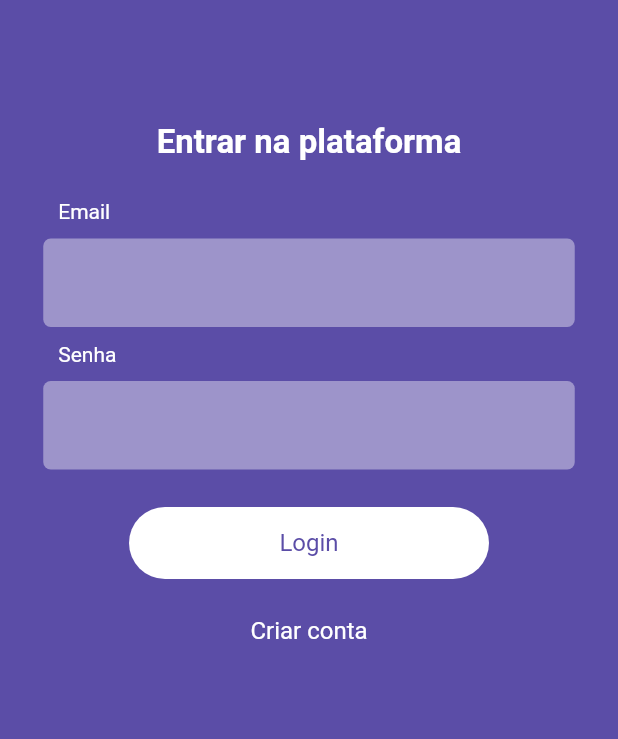
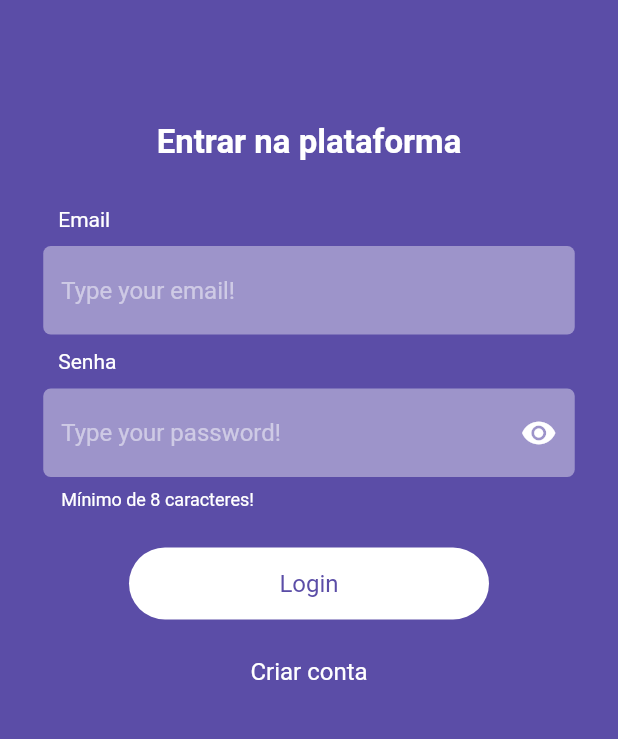
Before and after one commit to Alexsandro-97/xtintas_app, a Flutter app: the screen it shows after launch, on a phone screen of 412 x 824 dp, the part 258-997 px from its top. Run offline on Flutter 3.47's test engine with Material 2 defaults, Android fonts, the light colour scheme and no system bars; our stand-ins replace dio, flutter_mobx, flutter_svg, mobx, shared_preferences; generated files the repository leaves out were written again.

Commit message:
finished validate formField and loginScreen

```diff
--- a/lib/view/screens/sign_in_screen.dart
+++ b/lib/view/screens/sign_in_screen.dart
@@ -1,12 +1,14 @@
 import 'package:flutter/material.dart';
+import 'package:flutter/services.dart';
 import 'package:flutter_svg/flutter_svg.dart';
-import '/view/screens/home_screen.dart';
-import '../widgets/rounded_button_widget.dart';
+import 'package:xtintas_app/utils/validators/form_validators.dart';
+
 import '/controller/stores/user_store.dart';
 import '/view/screens/sign_up_screen.dart';
-
 import '../../utils/colors/app_colors.dart';
+import '../widgets/input_decoration_widget.dart';
 import '../widgets/label_widget.dart';
+import '../widgets/rounded_button_widget.dart';
 
 class SignInScreen extends StatefulWidget {
   const SignInScreen({Key? key}) : super(key: key);
@@ -16,17 +18,19 @@ class SignInScreen extends StatefulWidget {
 }
 
 class _SignInScreenState extends State<SignInScreen> {
-  TextEditingController controllerEmail = TextEditingController();
-  TextEditingController controllerPassword = TextEditingController();
+  final TextEditingController _controllerEmail = TextEditingController();
+  final TextEditingController _controllerPassword = TextEditingController();
   UserStore userStore = UserStore();
   final _key = GlobalKey<FormState>();
 
   @override
   void dispose() {
-    controllerEmail.dispose();
-    controllerPassword.dispose();
+    _controllerEmail.dispose();
+    _controllerPassword.dispose();
     super.dispose();
   }
+
+  bool isObscure = true;
 
   @override
   Widget build(BuildContext context) {
@@ -35,7 +39,12 @@ class _SignInScreenState extends State<SignInScreen> {
       backgroundColor: AppColors.backgroundSignInColor,
       body: Stack(
         children: [
-          SingleChildScrollView(
+          Container(),
+          Form(
+            key: _key,
+            child: GestureDetector(
+              onTap: FocusScope.of(context).unfocus,
+              child: SingleChildScrollView(
                 child: Padding(
                   padding: EdgeInsets.symmetric(
                     horizontal: size.width * 0.07,
@@ -67,14 +76,48 @@ class _SignInScreenState extends State<SignInScreen> {
                         ),
                         textAlign: TextAlign.center,
                       ),
-                  const SizedBox(height: 15),
+                      const SizedBox(height: 20),
                       const LabelInput('Email'),
                       TextFormField(
-                    decoration: inputCustomDecoration(),
+                        decoration: InputDecorationCustom.customDecoration(
+                          placeHolder: 'Type your email!',
+                        ),
+                        controller: _controllerEmail,
+                        textInputAction: TextInputAction.next,
+                        keyboardType: TextInputType.emailAddress,
+                        validator: Validators.emailValidator,
+                        autovalidateMode: AutovalidateMode.onUserInteraction,
+                        cursorColor: AppColors.cursorColor,
                       ),
                       const LabelInput('Senha'),
                       TextFormField(
-                    decoration: inputCustomDecoration(),
+                        decoration: InputDecorationCustom.customDecoration(
+                          placeHolder: 'Type your password!',
+                        ).copyWith(
+                          helperText: 'Mínimo de 8 caracteres!',
+                          helperStyle: const TextStyle(color: Colors.white),
+                          suffixIcon: IconButton(
+                            onPressed: () {
+                              setState(() {
+                                isObscure = !isObscure;
+                              });
+                            },
+                            icon: Icon(
+                              isObscure
+                                  ? Icons.visibility
+                                  : Icons.visibility_off,
+                              color: Colors.white,
+                            ),
+                          ),
+                        ),
+                        controller: _controllerPassword,
+                        textInputAction: TextInputAction.next,
+                        keyboardType: TextInputType.text,
+                        obscureText: isObscure,
+                        validator: Validators.passwordValidator,
+                        autovalidateMode: AutovalidateMode.onUserInteraction,
+                        cursorColor: AppColors.cursorColor,
+                        inputFormatters: [LengthLimitingTextInputFormatter(16)],
                       ),
                       const SizedBox(height: 25),
                       RoundedButton(
@@ -87,9 +130,23 @@ class _SignInScreenState extends State<SignInScreen> {
                             fontSize: 16,
                           ),
                         ),
-                    onTapButton: () {
-                      Navigator.of(context).push(MaterialPageRoute(
-                          builder: (context) => const HomeScreen()));
+                        onTapButton: () async {
+                          final formState = Form.of(context);
+                          if (formState != null && formState.validate()) {
+                            bool hasLogin = userStore.signIn();
+                            print(hasLogin);
+                            if (hasLogin) {
+                              Navigator.of(context).pushNamedAndRemoveUntil(
+                                  '/homeScreen', (route) => false);
+                            } else {
+                              _controllerPassword.clear();
+                              ScaffoldMessenger.of(context).showSnackBar(
+                                const SnackBar(
+                                  content: Text('Email ou senha incorretos!'),
+                                ),
+                              );
+                            }
+                          }
                         },
                       ),
                       const SizedBox(height: 25),
@@ -112,19 +169,10 @@ class _SignInScreenState extends State<SignInScreen> {
                   ),
                 ),
               ),
+            ),
+          ),
         ],
       ),
     );
   }
-
-  InputDecoration inputCustomDecoration() {
-    return InputDecoration(
-      filled: true,
-      fillColor: Colors.white.withOpacity(0.4),
-      border: OutlineInputBorder(
-        borderRadius: BorderRadius.circular(5.0),
-        borderSide: BorderSide.none,
-      ),
-    );
 }
-}
```
Lines whose indentation alone changed are shown as unchanged.
